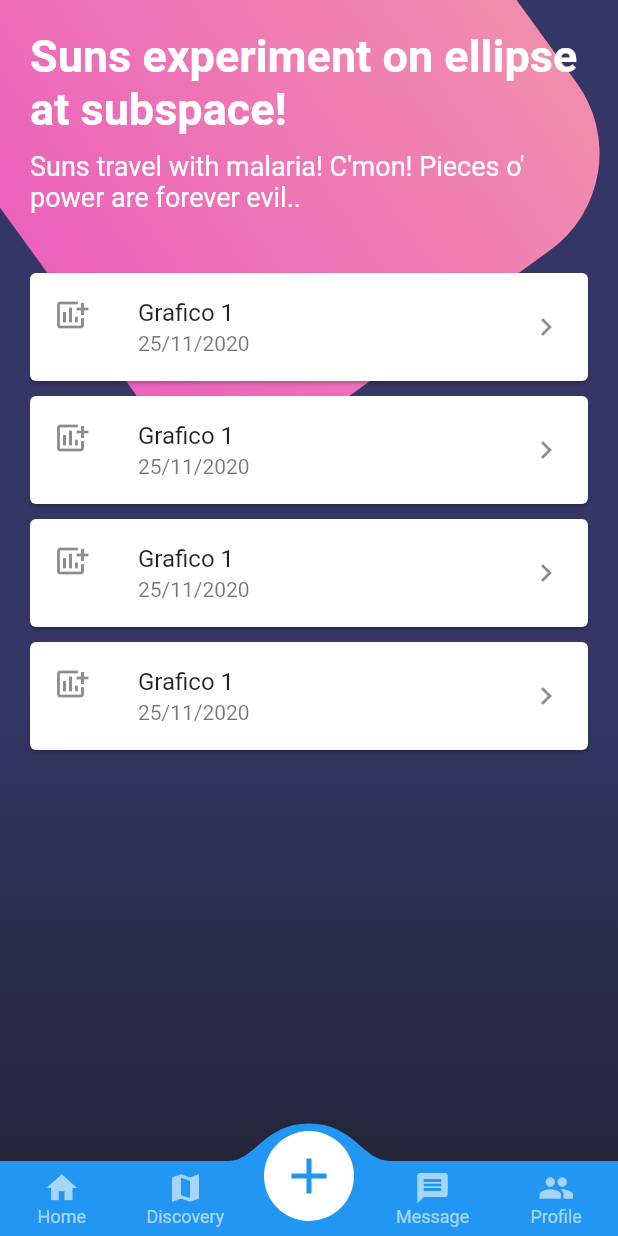
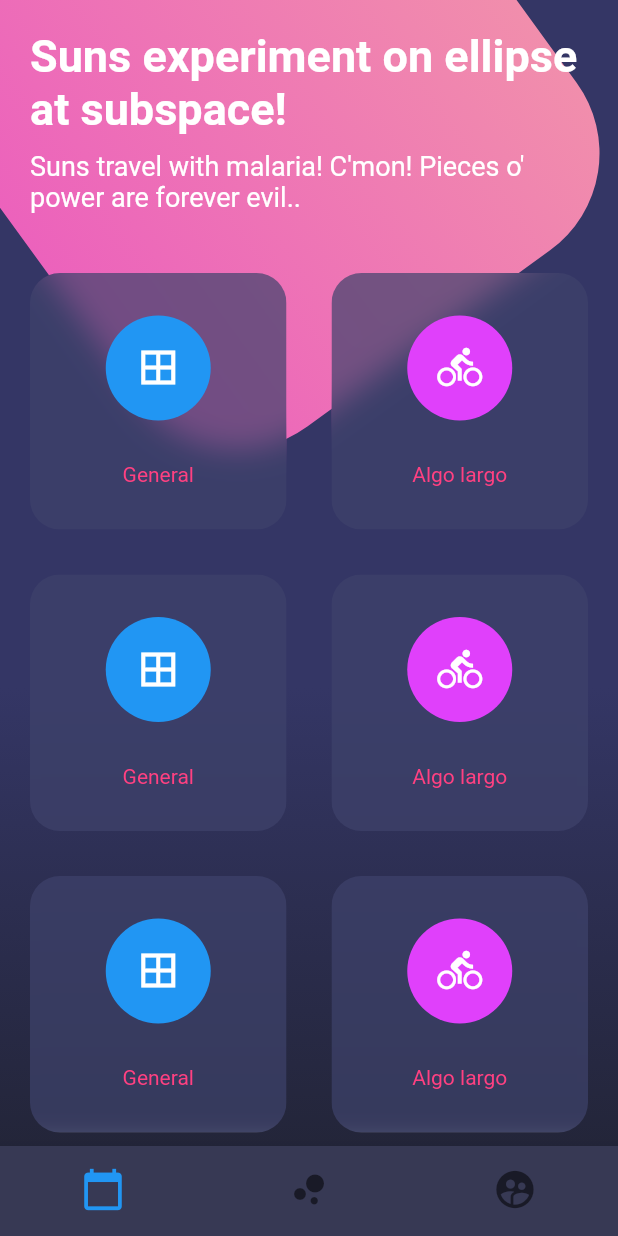
Before and after one commit to DannyStrelok/Flutter_dise-os, a Flutter app: the screen it shows after launch, on a phone screen of 412 x 824 dp. Run offline on Flutter 3.47's test engine with Material 2 defaults, Android fonts, the phone set to English and light mode, and no system bars; drawn by our look-alikes of convex_bottom_bar; our stand-ins replace fl_chart, syncfusion_flutter_charts.

Commit message:
He creado dos formas de maquetar los botones. Mediante el widget Table, (el cual es una mala opción en este caso) y el widget GridView, el cual funciona mucho mejor. Usado el efecto de backdropfilter para el blur, y border redondeados. Falta mejorar el rendimiento.

```diff
--- a/lib/main.dart
+++ b/lib/main.dart
@@ -10,6 +10,10 @@ void main() => runApp(MyApp());
 class MyApp extends StatelessWidget {
   @override
   Widget build(BuildContext context) {
+
+    SystemChrome.setSystemUIOverlayStyle( SystemUiOverlayStyle.light.copyWith(
+        statusBarColor: Colors.transparent
+    ));
 
     //SystemChrome.setSystemUIOverlayStyle(SystemUiOverlayStyle.light);
     // SystemChrome.setSystemUIOverlayStyle(SystemUiOverlayStyle.dark.copyWith(
--- a/lib/src/pages/grid_page.dart
+++ b/lib/src/pages/grid_page.dart
@@ -1,4 +1,5 @@
 import 'dart:math';
+import 'dart:ui';
 
 import 'package:flutter/material.dart';
 import 'package:convex_bottom_bar/convex_bottom_bar.dart';
@@ -7,17 +8,7 @@ class GridPage extends StatelessWidget {
   @override
   Widget build(BuildContext context) {
     return Scaffold(
-      bottomNavigationBar: ConvexAppBar(
-        items: [
-          TabItem(icon: Icons.home, title: 'Home'),
-          TabItem(icon: Icons.map, title: 'Discovery'),
-          TabItem(icon: Icons.add, title: 'Add'),
-          TabItem(icon: Icons.message, title: 'Message'),
-          TabItem(icon: Icons.people, title: 'Profile'),
-        ],
-        initialActiveIndex: 2, //optional, default as 0
-        onTap: (int i) => print('click index=$i'),
-      ),
+      bottomNavigationBar: _bottomNavigationBar(context),
       body: Stack(
         children: [
           _fondoApp(),
@@ -25,7 +16,9 @@ class GridPage extends StatelessWidget {
             child: Column(
               children: [
                 _titulos(),
-                _cardsToChart(context)
+                //_botonesRedondeadosTabla(), //MAL METODO
+                _gridBotones()
+                // _cardsToChart(context)
               ],
             ),
           )
@@ -98,6 +91,28 @@ class GridPage extends StatelessWidget {
     );
   }
 
+  Widget _bottomNavigationBar(BuildContext context) {
+    return Theme(
+      data: Theme.of(context).copyWith(
+        canvasColor: Color.fromRGBO(55, 57, 84, 1.0),
+        primaryColor: Colors.pinkAccent,
+        textTheme: Theme.of(context).textTheme.copyWith(
+          caption: TextStyle(color: Color.fromRGBO(116, 117, 152, 1.0))
+        )
+      ),
+      child: BottomNavigationBar(
+        showUnselectedLabels: false,
+        showSelectedLabels: false,
+        items: [
+          BottomNavigationBarItem(icon: Icon(Icons.calendar_today, size: 30,), label: ""),
+          BottomNavigationBarItem(icon: Icon(Icons.bubble_chart, size: 30,), label: ""),
+          BottomNavigationBarItem(icon: Icon(Icons.supervised_user_circle, size: 30,), label: ""),
+        ],
+      ),
+    );
+  }
+
+
   Widget _cardsToChart(BuildContext context) {
 
     return Container(
@@ -154,4 +169,85 @@ class GridPage extends StatelessWidget {
 
 
   }
+
+  Widget _botonesRedondeadosTabla() {
+
+    return Table(
+      children: [
+        TableRow(
+          children: [
+            _crearBotonRedondeado(Colors.blue, Icons.border_all, 'General'),
+            _crearBotonRedondeado(Colors.purpleAccent, Icons.directions_bike, 'Algo largo'),
+          ]
+        ),
+        TableRow(
+            children: [
+              _crearBotonRedondeado(Colors.blue, Icons.border_all, 'General'),
+              _crearBotonRedondeado(Colors.purpleAccent, Icons.directions_bike, 'Algo largo'),
+            ]
+        ),
+        TableRow(
+            children: [
+              _crearBotonRedondeado(Colors.blue, Icons.border_all, 'General'),
+              _crearBotonRedondeado(Colors.purpleAccent, Icons.directions_bike, 'Algo largo'),
+            ]
+        ),
+        TableRow(
+            children: [
+              _crearBotonRedondeado(Colors.blue, Icons.border_all, 'General'),
+              _crearBotonRedondeado(Colors.purpleAccent, Icons.directions_bike, 'Algo largo'),
+            ]
+        ),
+      ],
+    );
+  }
+
+  Widget _crearBotonRedondeado(Color color, IconData icon, String text) {
+    return ClipRRect(
+      borderRadius: BorderRadius.circular(20.0),
+      child: BackdropFilter(
+        filter: ImageFilter.blur(sigmaX: 10.0, sigmaY: 10.0),
+        child: Container(
+          height: 180.0,
+          //margin: EdgeInsets.all(15.0),
+          decoration: BoxDecoration(
+            color: Color.fromRGBO(62, 66, 107, 0.7),
+          ),
+          child: Column(
+            mainAxisAlignment: MainAxisAlignment.spaceEvenly,
+            children: [
+              CircleAvatar(
+                backgroundColor: color,
+                radius: 35.0,
+                child: Icon(icon, color: Colors.white, size: 30.0,),
+              ),
+              Text(text, style: TextStyle(color: Colors.pinkAccent),)
+            ],
+          ),
+        ),
+      ),
+    );
+  }
+
+  Widget _gridBotones() {
+    return GridView.count(
+      shrinkWrap: true,
+      crossAxisCount: 2,
+      mainAxisSpacing: 30,
+      crossAxisSpacing: 30,
+      padding: EdgeInsets.all(20.0),
+      primary: false,
+      children: [
+        _crearBotonRedondeado(Colors.blue, Icons.border_all, 'General'),
+        _crearBotonRedondeado(Colors.purpleAccent, Icons.directions_bike, 'Algo largo'),
+        _crearBotonRedondeado(Colors.blue, Icons.border_all, 'General'),
+        _crearBotonRedondeado(Colors.purpleAccent, Icons.directions_bike, 'Algo largo'),
+        _crearBotonRedondeado(Colors.blue, Icons.border_all, 'General'),
+        _crearBotonRedondeado(Colors.purpleAccent, Icons.directions_bike, 'Algo largo'),
+        _crearBotonRedondeado(Colors.blue, Icons.border_all, 'General'),
+      ],
+    );
+  }
+
+
 }
```
